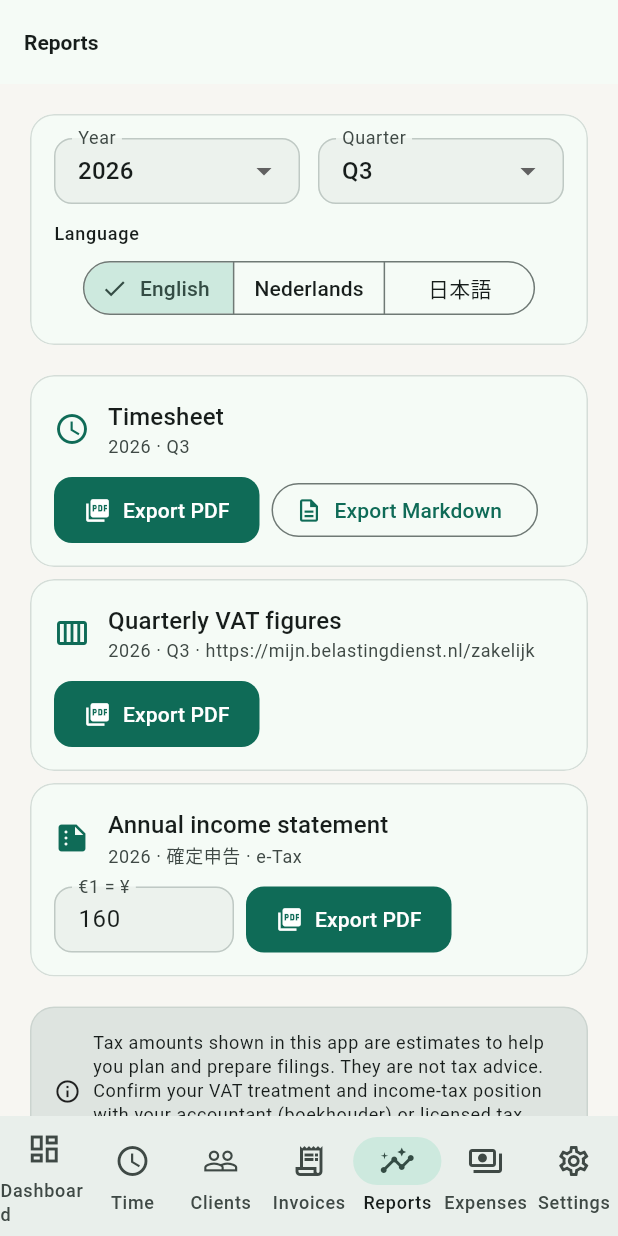
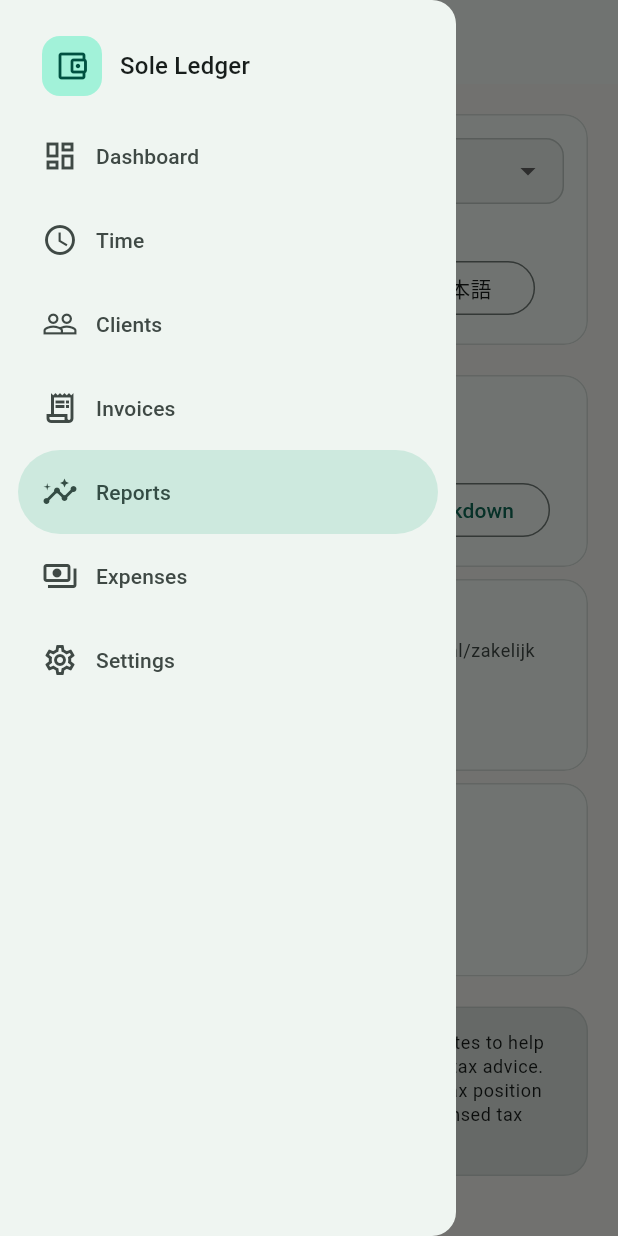
Before and after one commit to Faultless/sole_ledger, a Flutter app: the ReportsScreen screen opened by its route, with the side drawer open (before the commit the screen has no drawer), on a phone screen of 412 x 824 dp. Run offline on Flutter 3.47's test engine with Material 3 defaults, Android fonts, the phone set to English and light mode, and no system bars; our stand-ins replace drift, drift_flutter, flutter_riverpod, go_router, image_picker, pdf and 2 more; missing offline and left inert: file_saver, file_selector, google_mlkit_text_recognition; accounts and stored records are empty; generated files the repository leaves out were written again; statements that could not run were skipped.

Commit message:
feat(ui): phone nav drawer, non-overflowing buttons, scrollable invoice preview

```diff
--- a/lib/features/clients/clients_screen.dart
+++ b/lib/features/clients/clients_screen.dart
@@ -10,6 +10,7 @@
 import '../../domain/enums.dart';
 import '../../domain/tax/vat_treatment.dart';
 import '../../l10n/app_localizations.dart';
+import '../shell/app_shell.dart';
 
 class ClientsScreen extends ConsumerWidget {
   const ClientsScreen({super.key});
@@ -20,7 +21,7 @@
     final clients = ref.watch(clientsProvider).value ?? const [];
 
     return Scaffold(
-      appBar: AppBar(title: Text(l10n.navClients)),
+      appBar: AppBar(leading: navLeading(context), title: Text(l10n.navClients)),
       floatingActionButton: FloatingActionButton.extended(
         onPressed: () => showClientEditor(context, null),
         icon: const Icon(Icons.add),
--- a/lib/features/dashboard/dashboard_screen.dart
+++ b/lib/features/dashboard/dashboard_screen.dart
@@ -8,6 +8,7 @@
 import '../../data/providers.dart';
 import '../../domain/enums.dart';
 import '../../l10n/app_localizations.dart';
+import '../shell/app_shell.dart';
 
 class DashboardScreen extends ConsumerWidget {
   const DashboardScreen({super.key});
@@ -53,6 +54,7 @@
 
     return Scaffold(
       appBar: AppBar(
+        leading: navLeading(context),
         title: Text(l10n.navDashboard),
       ),
       body: SafeArea(
--- a/lib/features/expenses/expenses_screen.dart
+++ b/lib/features/expenses/expenses_screen.dart
@@ -12,6 +12,7 @@
 import '../../data/providers.dart';
 import '../../domain/tax/expense_categories.dart';
 import '../../l10n/app_localizations.dart';
+import '../shell/app_shell.dart';
 import 'receipt_image.dart';
 import 'receipt_ocr.dart';
 
@@ -44,6 +45,7 @@
 
     return Scaffold(
       appBar: AppBar(
+        leading: navLeading(context),
         title: Text(l10n.navExpenses),
         bottom: ytd.isEmpty
             ? null
--- a/lib/features/invoices/invoices_screen.dart
+++ b/lib/features/invoices/invoices_screen.dart
@@ -8,6 +8,7 @@
 import '../../data/providers.dart';
 import '../../domain/enums.dart';
 import '../../l10n/app_localizations.dart';
+import '../shell/app_shell.dart';
 
 class InvoicesScreen extends ConsumerWidget {
   const InvoicesScreen({super.key});
@@ -21,7 +22,7 @@
     final clientNames = {for (final c in clients) c.id: c.name};
 
     return Scaffold(
-      appBar: AppBar(title: Text(l10n.navInvoices)),
+      appBar: AppBar(leading: navLeading(context), title: Text(l10n.navInvoices)),
       floatingActionButton: FloatingActionButton.extended(
         onPressed: clients.isEmpty
             ? null
--- a/lib/features/reports/reports_screen.dart
+++ b/lib/features/reports/reports_screen.dart
@@ -9,6 +9,7 @@
 import '../../domain/tax/period_report.dart';
 import '../../domain/tax/vat_treatment.dart';
 import '../../l10n/app_localizations.dart';
+import '../shell/app_shell.dart';
 import 'report_pdf.dart';
 
 class ReportsScreen extends ConsumerStatefulWidget {
@@ -143,7 +144,7 @@
     final years = [for (var y = DateTime.now().year; y >= 2022; y--) y];
 
     return Scaffold(
-      appBar: AppBar(title: Text(l10n.navReports)),
+      appBar: AppBar(leading: navLeading(context), title: Text(l10n.navReports)),
       body: SafeArea(
         child: Stack(
           children: [
@@ -317,14 +318,25 @@
   }
 
   Widget _btn(String label, VoidCallback onTap, {bool filled = true}) {
-    return filled
-        ? FilledButton.icon(
-            onPressed: onTap,
-            icon: const Icon(Icons.picture_as_pdf, size: 18),
-            label: Text(label))
-        : OutlinedButton.icon(
-            onPressed: onTap,
-            icon: const Icon(Icons.description_outlined, size: 18),
-            label: Text(label));
+    // Bounded width + a Flexible, ellipsizing label so a long translation never
+    // overflows the button (and the Wrap can flow buttons onto the next line).
+    final child = Row(
+      mainAxisSize: MainAxisSize.min,
+      children: [
+        Icon(filled ? Icons.picture_as_pdf : Icons.description_outlined,
+            size: 18),
+        const SizedBox(width: 8),
+        Flexible(
+          child: Text(label,
+              maxLines: 1, overflow: TextOverflow.ellipsis, softWrap: false),
+        ),
+      ],
+    );
+    return ConstrainedBox(
+      constraints: const BoxConstraints(maxWidth: 240),
+      child: filled
+          ? FilledButton(onPressed: onTap, child: child)
+          : OutlinedButton(onPressed: onTap, child: child),
+    );
   }
 }
--- a/lib/features/settings/settings_screen.dart
+++ b/lib/features/settings/settings_screen.dart
@@ -10,6 +10,7 @@
 import '../../data/providers.dart';
 import '../../domain/enums.dart';
 import '../../l10n/app_localizations.dart';
+import '../shell/app_shell.dart';
 
 class SettingsScreen extends ConsumerStatefulWidget {
   const SettingsScreen({super.key});
@@ -106,6 +107,7 @@
 
     return Scaffold(
       appBar: AppBar(
+        leading: navLeading(context),
         title: Text(l10n.settingsTitle),
         actions: [
           Padding(
--- a/lib/features/shell/app_shell.dart
+++ b/lib/features/shell/app_shell.dart
@@ -22,8 +22,28 @@
   NavDestination('/settings', Icons.settings_outlined, Icons.settings, (l) => l.navSettings),
 ];
 
+/// Width at/above which we show the persistent NavigationRail; below it we use
+/// a hamburger drawer so seven destinations don't crowd a phone.
+const double kWideBreakpoint = 760;
+
+/// Key on the narrow-layout shell Scaffold so each screen's AppBar hamburger
+/// (see [navLeading]) can open the shared navigation drawer despite living in a
+/// nested Scaffold.
+final GlobalKey<ScaffoldState> shellScaffoldKey = GlobalKey<ScaffoldState>();
+
+/// AppBar `leading` for the top-level screens: a hamburger that opens the nav
+/// drawer on phones, and nothing on wide layouts (the rail handles navigation).
+Widget? navLeading(BuildContext context) {
+  if (MediaQuery.sizeOf(context).width >= kWideBreakpoint) return null;
+  return IconButton(
+    icon: const Icon(Icons.menu),
+    tooltip: MaterialLocalizations.of(context).openAppDrawerTooltip,
+    onPressed: () => shellScaffoldKey.currentState?.openDrawer(),
+  );
+}
+
 /// Responsive navigation shell: a rail on wide layouts (desktop/web/tablet),
-/// a bottom bar on phones.
+/// a hamburger drawer on phones.
 class AppShell extends StatelessWidget {
   const AppShell({super.key, required this.child});
   final Widget child;
@@ -34,14 +54,11 @@
     return i < 0 ? 0 : i;
   }
 
-  void _go(BuildContext context, int index) =>
-      context.go(navDestinations[index].route);
-
   @override
   Widget build(BuildContext context) {
     final l10n = L10n.of(context);
     final index = _indexFor(context);
-    final wide = MediaQuery.sizeOf(context).width >= 760;
+    final wide = MediaQuery.sizeOf(context).width >= kWideBreakpoint;
 
     if (wide) {
       return Scaffold(
@@ -49,7 +66,8 @@
           children: [
             NavigationRail(
               selectedIndex: index,
-              onDestinationSelected: (i) => _go(context, i),
+              onDestinationSelected: (i) =>
+                  context.go(navDestinations[i].route),
               extended: MediaQuery.sizeOf(context).width >= 1100,
               minExtendedWidth: 200,
               leading: const _RailBrand(),
@@ -69,20 +87,58 @@
       );
     }
 
+    // Phone: the drawer lives on this shell Scaffold; each screen's AppBar
+    // opens it via shellScaffoldKey. No bottom bar (seven items is too many).
     return Scaffold(
+      key: shellScaffoldKey,
+      drawer: _NavDrawer(selectedIndex: index),
       body: child,
-      bottomNavigationBar: NavigationBar(
-        selectedIndex: index,
-        onDestinationSelected: (i) => _go(context, i),
-        destinations: [
-          for (final d in navDestinations)
-            NavigationDestination(
-              icon: Icon(d.icon),
-              selectedIcon: Icon(d.selectedIcon),
-              label: d.label(l10n),
-            ),
-        ],
-      ),
+    );
+  }
+}
+
+class _NavDrawer extends StatelessWidget {
+  const _NavDrawer({required this.selectedIndex});
+  final int selectedIndex;
+
+  @override
+  Widget build(BuildContext context) {
+    final l10n = L10n.of(context);
+    final scheme = Theme.of(context).colorScheme;
+    return NavigationDrawer(
+      selectedIndex: selectedIndex,
+      onDestinationSelected: (i) {
+        Navigator.of(context).pop(); // close the drawer
+        context.go(navDestinations[i].route);
+      },
+      children: [
+        Padding(
+          padding: const EdgeInsets.fromLTRB(28, 24, 16, 12),
+          child: Row(
+            children: [
+              Container(
+                width: 40,
+                height: 40,
+                decoration: BoxDecoration(
+                  color: scheme.primaryContainer,
+                  borderRadius: BorderRadius.circular(12),
+                ),
+                child: Icon(Icons.account_balance_wallet_outlined,
+                    color: scheme.onPrimaryContainer),
+              ),
+              const SizedBox(width: 12),
+              Text(l10n.appTitle,
+                  style: Theme.of(context).textTheme.titleMedium),
+            ],
+          ),
+        ),
+        for (final d in navDestinations)
+          NavigationDrawerDestination(
+            icon: Icon(d.icon),
+            selectedIcon: Icon(d.selectedIcon),
+            label: Text(d.label(l10n)),
+          ),
+      ],
     );
   }
 }
--- a/lib/features/time/time_screen.dart
+++ b/lib/features/time/time_screen.dart
@@ -6,6 +6,7 @@
 import '../../data/db/database.dart';
 import '../../data/providers.dart';
 import '../../l10n/app_localizations.dart';
+import '../shell/app_shell.dart';
 
 class TimeScreen extends ConsumerWidget {
   const TimeScreen({super.key});
@@ -21,6 +22,7 @@
 
     return Scaffold(
       appBar: AppBar(
+        leading: navLeading(context),
         title: Text(l10n.navTime),
         bottom: PreferredSize(
           preferredSize: const Size.fromHeight(36),
```
Also changed, not shown: lib/features/invoices/invoice_detail_screen.dart (+67 -19 lines).
